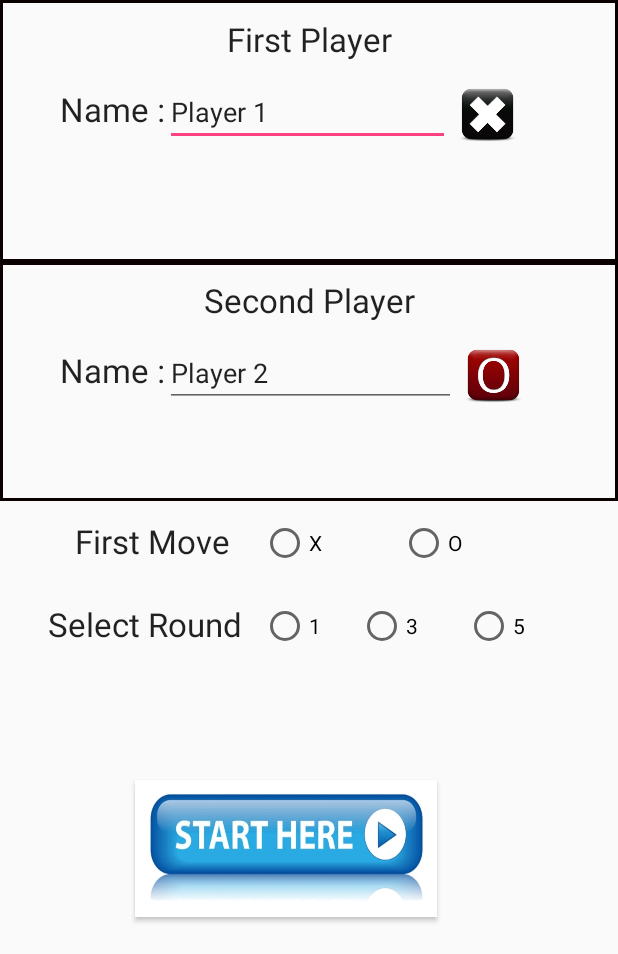
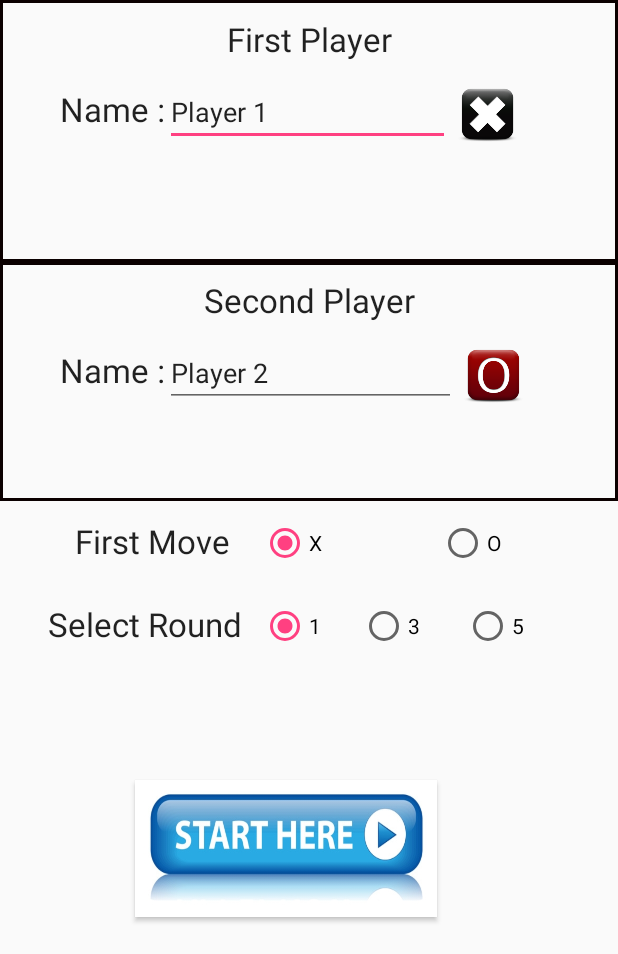
Before and after one commit to SushilPatilManulife/SOEN6011-TicTacToe, an Android app: the PlayerProperties screen opened directly, with no data from a screen before it, on a phone screen of 412 x 824 dp, the part 282-1236 px from its top. Run offline under Robolectric (Android 15) with nearby library versions, the light colour scheme and no system bars.

Commit message:
PlayerProperties Completed

```diff
--- a/D2-Android/app/src/main/res/layout/activity_player_properties.xml
+++ b/D2-Android/app/src/main/res/layout/activity_player_properties.xml
@@ -263,22 +263,26 @@
                 android:layout_width="match_parent"
                 android:layout_height="match_parent"
                 android:id="@+id/selectXorO">
+                <RadioGroup android:id="@+id/selectXorORadioButton"
+                    android:layout_width="match_parent"
+                    android:layout_height="wrap_content"
+                    android:orientation="horizontal">
+                <RadioButton
+                    android:layout_width="0dp"
+                    android:layout_height="match_parent"
+                    android:text="@string/xRadioButton"
+                    android:id="@+id/selectXasRadioButton"
+                    android:checked="true"
+                    android:layout_weight="1" />
 
                 <RadioButton
                     android:layout_width="0dp"
                     android:layout_height="wrap_content"
-                    android:text="X"
-                    android:id="@+id/selectXasRadioButton"
-                    android:checked="false"
-                    android:layout_weight="0.64" />
-
-                <RadioButton
-                    android:layout_width="0dp"
-                    android:layout_height="wrap_content"
-                    android:text="O"
+                    android:text="@string/oRadioButton"
                     android:id="@+id/selectOasRadioButton"
                     android:checked="false"
                     android:layout_weight="1" />
+                </RadioGroup>
             </LinearLayout>
         </LinearLayout>
 
@@ -311,18 +315,24 @@
                 android:orientation="horizontal"
                 android:layout_width="match_parent"
                 android:layout_height="match_parent"
-                android:id="@+id/SelectROundNumber" >
-
+                android:id="@+id/SelectROundNumber"
+                android:weightSum="1">
+                <RadioGroup
+                     android:layout_width="wrap_content"
+                    android:layout_height="wrap_content"
+                    android:id="@+id/selectRoundRadioButton"
+                    android:layout_weight="0.82"
+                    android:orientation="horizontal">
                 <RadioButton
-                    android:layout_width="0dp"
+                    android:layout_width="wrap_content"
                     android:layout_height="wrap_content"
                     android:text="1"
                     android:id="@+id/selectOneRoundRadioButton"
-                    android:checked="false"
+                    android:checked="true"
                     android:layout_weight="0.64" />
 
                 <RadioButton
-                    android:layout_width="0dp"
+                    android:layout_width="wrap_content"
                     android:layout_height="wrap_content"
                     android:text="3"
                     android:id="@+id/selectThreeRoundRadioButton"
@@ -330,12 +340,13 @@
                     android:layout_weight="0.71" />
 
                 <RadioButton
-                    android:layout_width="0dp"
+                    android:layout_width="wrap_content"
                     android:layout_height="wrap_content"
                     android:text="5"
                     android:id="@+id/selectFiveRoundRadioButton"
                     android:checked="false"
                     android:layout_weight="1" />
+                </RadioGroup>
             </LinearLayout>
         </LinearLayout>
 
--- a/D2-Android/app/src/main/res/values/strings.xml
+++ b/D2-Android/app/src/main/res/values/strings.xml
@@ -1,3 +1,5 @@
 <resources>
     <string name="app_name">TicTacToe</string>
+    <string name="xRadioButton">X</string>
+    <string name="oRadioButton">O</string>
 </resources>
```
Also changed, not shown: D2-Android/app/src/main/java/com/xogeeks/game/control/Controller.java (added, +43 -0 lines), D2-Android/app/src/main/java/com/xogeeks/game/model/Player.java (added, +19 -0 lines), D2-Android/app/src/main/java/com/xogeeks/game/tictactoe/GameBoard.java (+90 -47 lines), D2-Android/app/src/main/java/com/xogeeks/game/tictactoe/PlayerProperties.java (+55 -8 lines), 1 other file.
